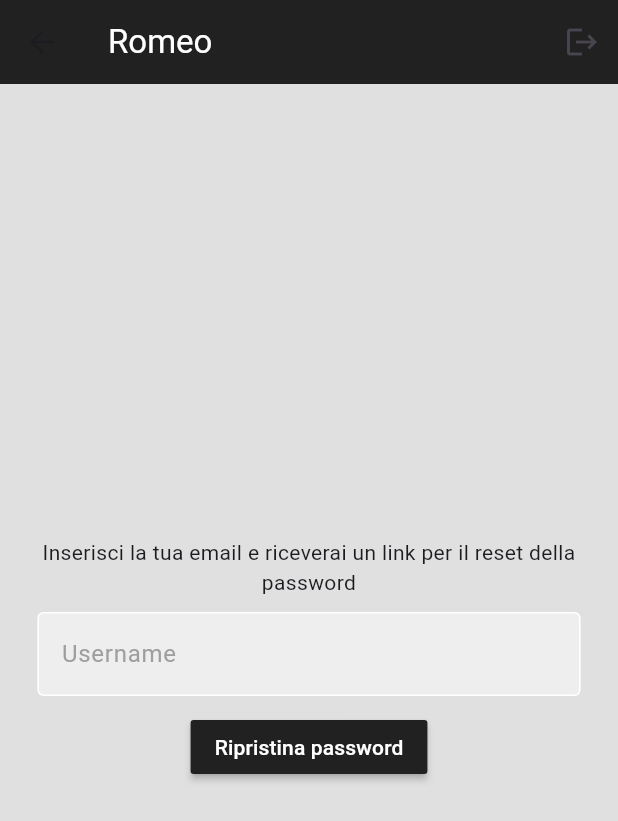
After one commit to alfredocarta/MyPet, a Flutter app: the screen it shows after launch, after a tap on "Hai dimenticato la password?", on a phone screen of 412 x 824 dp. The commit adds this screen. Shown: the top 821 px of the screen. Run offline on Flutter 3.47's test engine with Material 3 defaults, Android fonts, the phone set to English and light mode, and no system bars; our stand-ins replace cloud_firestore, firebase_auth, firebase_core, get, google_nav_bar, google_sign_in; accounts and stored records are empty.

Commit message:
password dimenticata

```diff
--- a/lib/components/back_app_bar.dart
+++ b/lib/components/back_app_bar.dart
@@ -21,7 +21,7 @@ class BackAppBar extends StatelessWidget implements PreferredSizeWidget {
  @override
   Widget build(BuildContext context) {
     return AppBar(
-      backgroundColor: Colors.grey[700],
+      backgroundColor: Colors.grey[900],
       automaticallyImplyLeading: true,
       leading: showBackArrow
         ? IconButton(onPressed: () => Get.back(), icon: const Icon(Icons.arrow_left, color: Colors.white))
--- /dev/null
+++ b/lib/pages/forgot_password_page.dart
@@ -0,0 +1,99 @@
+import 'package:app/components/my_textfield.dart';
+import 'package:firebase_auth/firebase_auth.dart';
+import 'package:firebase_core/firebase_core.dart';
+import 'package:flutter/material.dart';
+
+class ForgotPasswordPage extends StatefulWidget {
+  const ForgotPasswordPage({super.key});
+
+  @override
+  State<ForgotPasswordPage> createState() => _ForgotPasswordPageState();
+}
+
+class _ForgotPasswordPageState extends State<ForgotPasswordPage> {
+
+  final _emailController = TextEditingController();
+
+  @override
+  void dispose() {
+    _emailController.dispose();
+    super.dispose();
+  }
+
+  Future passwordReset() async {
+    try {
+      await FirebaseAuth.instance.sendPasswordResetEmail(email: _emailController.text.trim());
+      showDialog(
+        context: context,
+        builder: (context) {
+          return AlertDialog(
+            content: Text('Link inviato! Controlla la tua mail'),
+          );
+        },
+      );
+    } on FirebaseAuthException catch (e) {
+      print(e);
+      showDialog(
+        context: context,
+        builder: (context) {
+          return AlertDialog(
+            content: Text(e.message.toString()),
+          );
+        },
+      );
+    }
+  }
+
+  @override
+  Widget build(BuildContext context) {
+    return Scaffold(
+      backgroundColor: Colors.grey[300],
+      appBar: AppBar(
+        backgroundColor: Colors.grey[900],
+        title: const Text(
+          "Romeo",
+          style: TextStyle(color: Colors.white),
+        ),
+        actions: [
+          IconButton(
+            onPressed: (){},
+            icon: const Icon(Icons.logout),
+          ),
+        ],
+      ),
+      body: Column(
+        mainAxisAlignment: MainAxisAlignment.center,
+        children: [
+
+          const Padding(
+            padding: EdgeInsets.symmetric(horizontal: 25.0),
+            child: Text(
+              'Inserisci la tua email e riceverai un link per il reset della password',
+              textAlign: TextAlign.center,
+            ),
+          ),
+
+          const SizedBox(height: 10),
+
+          MyTextField(
+            controller: _emailController,
+            hintText: 'Username',
+            obscureText: false,
+          ),
+
+          const SizedBox(height: 10),
+
+          MaterialButton(
+            onPressed: passwordReset,
+            child: const Text(
+              "Ripristina password",
+              style: TextStyle(
+                color: Colors.white)
+              ),
+            color: Colors.grey[900],
+          )
+        ],
+      ),
+    );
+  }
+}
--- a/lib/pages/login_or_register_page.dart
+++ b/lib/pages/login_or_register_page.dart
@@ -15,8 +15,7 @@ class _LoginOrRegisterPageState extends State<LoginOrRegisterPage> {
   // intially show login page
   bool showLoginPage = true;
 
-  // toogle betwenn login and register page
-  void togglePages() {
+  void toggleScreens() {
     setState(() {
       showLoginPage = !showLoginPage;
     });
@@ -25,13 +24,9 @@ class _LoginOrRegisterPageState extends State<LoginOrRegisterPage> {
   @override
   Widget build(BuildContext context) {
     if (showLoginPage) {
-      return LoginPage(
-        onTap: togglePages,
-      );
+      return LoginPage(showRegisterPage: toggleScreens);
     } else {
-      return RegisterPage(
-        onTap: togglePages,
-      );
+      return RegisterPage(showLoginPage: toggleScreens);
     }
   }
 }
```
Also changed, not shown: lib/components/custom_app_bar.dart (+5 -2 lines), lib/pages/login_page.dart (+40 -37 lines), lib/pages/register_page.dart (+39 -89 lines).
